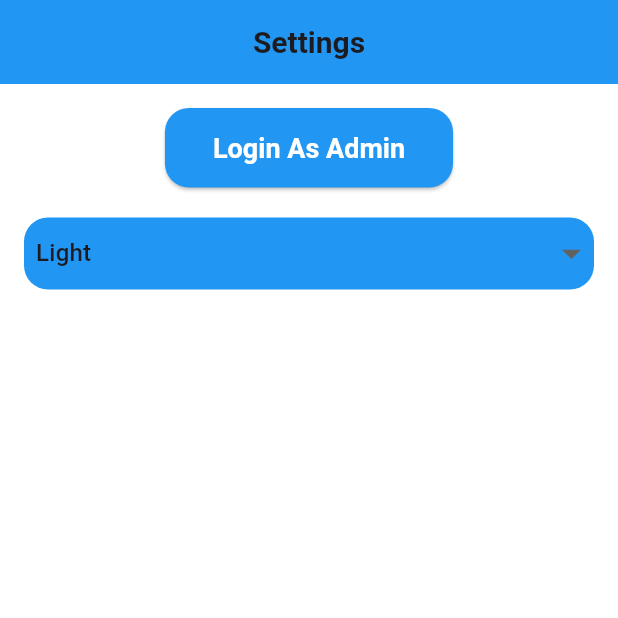
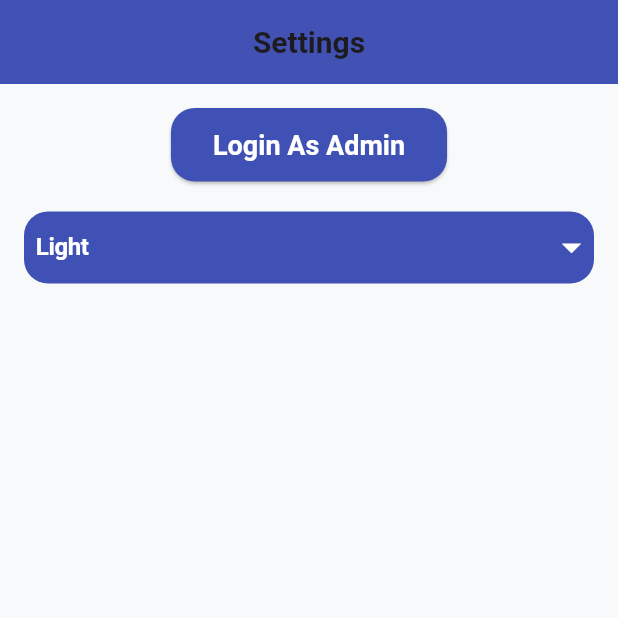
Before and after one commit to ZiyadSobhy/movie_app, a Flutter app: the Setting screen opened by its route, on a phone screen of 412 x 824 dp, the top half of it. Run offline on Flutter 3.47's test engine with Material 3 defaults, Android fonts, the phone set to English and light mode, and no system bars; our stand-ins replace image_picker.

Commit message:
final movie_app and edit something final ensaallah finallll

```diff
--- a/lib/config/theme/theme_manger.dart
+++ b/lib/config/theme/theme_manger.dart
@@ -2,17 +2,17 @@ import 'package:flutter/material.dart';
 
 class ThemeManger {
   static final ThemeData light = ThemeData(
-    primaryColor: Colors.blue,
-    scaffoldBackgroundColor: Colors.white,
+    primaryColor: Colors.indigo,
+    scaffoldBackgroundColor: const Color(0xFFF8F9FA),
     bottomNavigationBarTheme: BottomNavigationBarThemeData(
       type: BottomNavigationBarType.fixed,
       backgroundColor: Colors.white,
-      selectedItemColor: Colors.blue,
+      selectedItemColor: Colors.indigo,
       unselectedItemColor: Colors.grey,
       selectedLabelStyle: const TextStyle(
         fontSize: 14,
         fontWeight: FontWeight.bold,
-        color: Colors.blue,
+        color: Colors.indigo,
       ),
       unselectedLabelStyle: const TextStyle(
         fontSize: 14,
@@ -21,18 +21,18 @@ class ThemeManger {
     ),
     cardTheme: CardTheme(
       shape: RoundedRectangleBorder(borderRadius: BorderRadius.circular(12)),
-      elevation: 4,
+      elevation: 3,
       margin: const EdgeInsets.symmetric(horizontal: 12, vertical: 6),
       color: Colors.white,
     ),
     listTileTheme: const ListTileThemeData(
       contentPadding: EdgeInsets.all(8),
-      iconColor: Colors.red,
+      iconColor: Colors.amber,
       textColor: Colors.black,
       titleTextStyle: TextStyle(
         fontSize: 18,
         fontWeight: FontWeight.bold,
-        color: Colors.black,
+        color: Colors.black87,
       ),
       subtitleTextStyle: TextStyle(
         fontSize: 14,
@@ -40,43 +40,45 @@ class ThemeManger {
       ),
     ),
     textTheme: const TextTheme(
-      bodySmall: TextStyle(fontSize: 16, color: Colors.black),
+      displayLarge: TextStyle(fontSize: 16, fontWeight: FontWeight.bold, color: Colors.white),
+      bodySmall: TextStyle(fontSize: 16, color: Colors.black87),
       bodyLarge: TextStyle(fontSize: 24, fontWeight: FontWeight.bold, color: Colors.black),
       bodyMedium: TextStyle(fontSize: 18, fontWeight: FontWeight.bold, color: Colors.black),
       titleLarge: TextStyle(fontSize: 20, fontWeight: FontWeight.bold, color: Colors.black),
-      labelLarge: TextStyle(fontSize: 16, color: Colors.black),
+      labelLarge: TextStyle(fontSize: 16, color: Colors.black87),
     ),
     appBarTheme: const AppBarTheme(
-      backgroundColor: Colors.blue,
+      backgroundColor: Colors.indigo,
       centerTitle: true,
+      elevation: 2,
     ),
     elevatedButtonTheme: ElevatedButtonThemeData(
       style: ElevatedButton.styleFrom(
         foregroundColor: Colors.white,
-        backgroundColor: Colors.blue,
+        backgroundColor: Colors.indigo,
         textStyle: const TextStyle(fontSize: 18, fontWeight: FontWeight.bold),
-        padding: const EdgeInsets.symmetric(vertical: 16, horizontal: 32),
+        padding: const EdgeInsets.symmetric(vertical: 14, horizontal: 28),
         shape: RoundedRectangleBorder(borderRadius: BorderRadius.circular(16)),
       ),
     ),
     inputDecorationTheme: InputDecorationTheme(
-      labelStyle: const TextStyle(color: Colors.black, fontSize: 16),
+      labelStyle: const TextStyle(color: Colors.indigo, fontSize: 16),
       focusedBorder: OutlineInputBorder(
-        borderSide: const BorderSide(color: Colors.black, width: 1.0),
+        borderSide: const BorderSide(color: Colors.indigo, width: 1.0),
         borderRadius: BorderRadius.circular(12),
       ),
       enabledBorder: OutlineInputBorder(
-        borderSide: const BorderSide(color: Colors.black, width: 1.0),
+        borderSide: const BorderSide(color: Colors.grey, width: 1.0),
         borderRadius: BorderRadius.circular(12),
       ),
     ),
     checkboxTheme: CheckboxThemeData(
       shape: RoundedRectangleBorder(borderRadius: BorderRadius.circular(4)),
-      fillColor: WidgetStateProperty.all(Colors.blue),
+      fillColor: WidgetStateProperty.all(Colors.indigo),
       checkColor: WidgetStateProperty.all(Colors.white),
     ),
     floatingActionButtonTheme: FloatingActionButtonThemeData(
-      backgroundColor: Colors.blue,
+      backgroundColor: Colors.indigo,
       foregroundColor: Colors.white,
       shape: RoundedRectangleBorder(borderRadius: BorderRadius.circular(16)),
     ),
@@ -84,17 +86,17 @@ class ThemeManger {
 
   static final ThemeData dark = ThemeData(
     brightness: Brightness.dark,
-    primaryColor: Colors.tealAccent,
+    primaryColor: Colors.deepPurpleAccent,
     scaffoldBackgroundColor: const Color(0xFF121212),
     bottomNavigationBarTheme: BottomNavigationBarThemeData(
       type: BottomNavigationBarType.fixed,
-      backgroundColor: const Color(0xFF1F1F1F),
-      selectedItemColor: Colors.tealAccent,
+      backgroundColor: const Color(0xFF1E1E1E),
+      selectedItemColor: Colors.amberAccent,
       unselectedItemColor: Colors.grey,
       selectedLabelStyle: const TextStyle(
         fontSize: 14,
         fontWeight: FontWeight.bold,
-        color: Colors.tealAccent,
+        color: Colors.amberAccent,
       ),
       unselectedLabelStyle: const TextStyle(
         fontSize: 14,
@@ -103,13 +105,13 @@ class ThemeManger {
     ),
     cardTheme: CardTheme(
       shape: RoundedRectangleBorder(borderRadius: BorderRadius.circular(12)),
-      elevation: 4,
+      elevation: 3,
       margin: const EdgeInsets.symmetric(horizontal: 12, vertical: 6),
-      color: const Color(0xFF1E1E1E),
+      color: const Color(0xFF1F1F1F),
     ),
     listTileTheme: const ListTileThemeData(
       contentPadding: EdgeInsets.all(8),
-      iconColor: Colors.tealAccent,
+      iconColor: Colors.amberAccent,
       textColor: Colors.white,
       titleTextStyle: TextStyle(
         fontSize: 18,
@@ -122,6 +124,7 @@ class ThemeManger {
       ),
     ),
     textTheme: const TextTheme(
+      displayLarge: TextStyle(fontSize: 16, fontWeight: FontWeight.bold, color: Colors.black),
       bodySmall: TextStyle(fontSize: 16, color: Colors.white70),
       bodyLarge: TextStyle(fontSize: 24, fontWeight: FontWeight.bold, color: Colors.white),
       bodyMedium: TextStyle(fontSize: 18, fontWeight: FontWeight.bold, color: Colors.white),
@@ -129,22 +132,23 @@ class ThemeManger {
       labelLarge: TextStyle(fontSize: 16, color: Colors.white),
     ),
     appBarTheme: const AppBarTheme(
-      backgroundColor: Color(0xFF1F1F1F),
+      backgroundColor: Color(0xFF1E1E1E),
       centerTitle: true,
+      elevation: 2,
     ),
     elevatedButtonTheme: ElevatedButtonThemeData(
       style: ElevatedButton.styleFrom(
         foregroundColor: Colors.black,
-        backgroundColor: Colors.tealAccent,
+        backgroundColor: Colors.amberAccent,
         textStyle: const TextStyle(fontSize: 18, fontWeight: FontWeight.bold),
-        padding: const EdgeInsets.symmetric(vertical: 16, horizontal: 32),
+        padding: const EdgeInsets.symmetric(vertical: 14, horizontal: 28),
         shape: RoundedRectangleBorder(borderRadius: BorderRadius.circular(16)),
       ),
     ),
     inputDecorationTheme: InputDecorationTheme(
-      labelStyle: const TextStyle(color: Colors.white, fontSize: 16),
+      labelStyle: const TextStyle(color: Colors.amberAccent, fontSize: 16),
       focusedBorder: OutlineInputBorder(
-        borderSide: const BorderSide(color: Colors.tealAccent, width: 1.0),
+        borderSide: const BorderSide(color: Colors.amberAccent, width: 1.0),
         borderRadius: BorderRadius.circular(12),
       ),
       enabledBorder: OutlineInputBorder(
@@ -154,11 +158,11 @@ class ThemeManger {
     ),
     checkboxTheme: CheckboxThemeData(
       shape: RoundedRectangleBorder(borderRadius: BorderRadius.circular(4)),
-      fillColor: WidgetStateProperty.all(Colors.tealAccent),
+      fillColor: WidgetStateProperty.all(Colors.amberAccent),
       checkColor: WidgetStateProperty.all(Colors.black),
     ),
     floatingActionButtonTheme: FloatingActionButtonThemeData(
-      backgroundColor: Colors.tealAccent,
+      backgroundColor: Colors.amberAccent,
       foregroundColor: Colors.black,
       shape: RoundedRectangleBorder(borderRadius: BorderRadius.circular(16)),
     ),
--- a/lib/core/routes/route_manger.dart
+++ b/lib/core/routes/route_manger.dart
@@ -6,7 +6,6 @@ import '../../presentation/main_layout/favorites_page/favorites_page.dart';
 import '../../presentation/main_layout/main_layout.dart';
 import '../../presentation/main_layout/movie_details_page/movie_details_page.dart';
 import '../../presentation/main_layout/search_page/search_page.dart';
-import '../../presentation/main_layout/setting/admin/add_movie/add_movie.dart';
 import '../../presentation/main_layout/setting/admin/add_movie/movie_model.dart';
 import '../../presentation/main_layout/setting/admin/admin_dashboard.dart';
 import '../../presentation/main_layout/setting/admin/login_as_admin.dart';
@@ -45,8 +44,7 @@ class RouterManger {
           return MaterialPageRoute(builder: (_) => LoginAsAdmin());
       case adminDashboard:
         return MaterialPageRoute(builder: (_) =>  AdminDashboard());
-        case addMovie:
-        return MaterialPageRoute(builder: (_) =>  const AddMovie());
+
         case movieModel:
           return MaterialPageRoute(builder: (_) =>   MovieModel());
       default:
--- a/lib/presentation/main_layout/all_movies_page/all_movies_page.dart
+++ b/lib/presentation/main_layout/all_movies_page/all_movies_page.dart
@@ -13,7 +13,7 @@ class AllMoviesPage extends StatelessWidget {
     return Scaffold(
       appBar: AppBar(
         title: const Text('All Movies'),
-        automaticallyImplyLeading: false,
+         automaticallyImplyLeading: false,
       ),
       body: ListView.builder(
         itemCount: movie.length,
--- a/lib/presentation/main_layout/main_layout.dart
+++ b/lib/presentation/main_layout/main_layout.dart
@@ -19,7 +19,7 @@ class _MainLayoutState extends State<MainLayout> {
   Widget build(BuildContext context) {
     List<Widget> pages = [
       AllMoviesPage(),
-      const FavoritesPage(),
+      FavoritesPage(),
       SearchPage(),
       Setting(),
     ];
--- a/lib/presentation/main_layout/setting/admin/add_movie/add_movie.dart
+++ /dev/null
@@ -1,27 +0,0 @@
-import 'package:flutter/material.dart';
-import '../../../../../core/routes/route_manger.dart';
-
-class AddMovie extends StatelessWidget {
-  const AddMovie({super.key});
-
-  @override
-  Widget build(BuildContext context) {
-    return Scaffold(
-      appBar: AppBar(
-        title: const Text('Add Movie'),
-
-        leading: IconButton(
-          icon: const Icon(Icons.arrow_back),
-          onPressed: () {
-            Navigator.pop(context);
-          },
-        ),
-      ),
-      body: Center(
-        child: ElevatedButton(onPressed: (){
-          Navigator.pushNamed(context, RouterManger.movieModel);
-        }, child: Text('Add Movie')),
-      )
-    );
-  }
-}
--- a/lib/presentation/main_layout/setting/admin/add_movie/movie_model.dart
+++ b/lib/presentation/main_layout/setting/admin/add_movie/movie_model.dart
@@ -34,8 +34,8 @@ class _MovieModelState extends State<MovieModel> {
     final configProvider = Provider.of<ConfigProvider>(context, listen: false);
     final title = titleController.text.trim();
     final desc = descriptionController.text.trim();
-    final ratingText = ratingController.text.trim();
-// try ensure this value is good to use
+    final ratingText = ratingController.text;
+    // try ensure this value is good to use
     double? rating = double.tryParse(ratingText);
     setState(() {
       ratingError = null;
@@ -63,9 +63,12 @@ class _MovieModelState extends State<MovieModel> {
       Navigator.pop(context);
     } else {
       ScaffoldMessenger.of(context).showSnackBar(
-        const SnackBar(
+        SnackBar(
+          backgroundColor: Theme.of(context).primaryColor,
+
           content: Text(
             "Please fill all fields and ensure the movie doesn't already exist.",
+            style: Theme.of(context).textTheme.displayLarge,
           ),
         ),
       );
--- a/lib/presentation/main_layout/setting/admin/admin_dashboard.dart
+++ b/lib/presentation/main_layout/setting/admin/admin_dashboard.dart
@@ -21,7 +21,7 @@ class AdminDashboard extends StatelessWidget {
       ),
       floatingActionButton: FloatingActionButton(
         onPressed: ()  {
-          Navigator.pushNamed(context, RouterManger.addMovie);
+          Navigator.pushNamed(context, RouterManger.movieModel);
         },
         child: const Icon(Icons.add),
       ),
--- a/lib/presentation/main_layout/setting/admin/login_as_admin.dart
+++ b/lib/presentation/main_layout/setting/admin/login_as_admin.dart
@@ -59,8 +59,8 @@ class _LoginAsAdminState extends State<LoginAsAdmin> {
 
   loginAsAdmin() {
     // Implement your login logic here
-    String username = usernameController.text;
-    String password = passwordController.text;
+    String username = usernameController.text; //admin
+    String password = passwordController.text; // 1234
 
     if (username == 'admin' && password == '1234') {
        Navigator.pushNamed(context, RouterManger.adminDashboard);
--- a/lib/presentation/main_layout/setting/setting.dart
+++ b/lib/presentation/main_layout/setting/setting.dart
@@ -35,11 +35,16 @@ class Setting extends StatelessWidget {
             const SizedBox(height: 20),
             Container(
               decoration: BoxDecoration(
-                color: Theme.of(context).primaryColor,
+                color:
+                    Theme.of(
+                      context,
+                    ).bottomNavigationBarTheme.selectedItemColor,
                 borderRadius: BorderRadius.circular(16),
               ),
 
               child: DropdownButton<String>(
+                icon: const Icon(Icons.arrow_drop_down ,color: Colors.white),
+               dropdownColor: Theme.of(context).bottomNavigationBarTheme.selectedItemColor,
                 underline: SizedBox(),
                 isExpanded: true,
                 iconSize: 30,
@@ -50,7 +55,10 @@ class Setting extends StatelessWidget {
                         value: value,
                         child: Padding(
                           padding: const EdgeInsets.all(8.0),
-                          child: Text(value),
+                          child: Text(
+                            value,
+                            style: Theme.of(context).textTheme.displayLarge,
+                          ),
                         ),
                       );
                     }).toList(),
--- a/lib/presentation/main_layout/widgets/card_move.dart
+++ b/lib/presentation/main_layout/widgets/card_move.dart
@@ -33,6 +33,7 @@ class _CardMoveState extends State<CardMove> {
             child: ClipRRect(
               borderRadius: BorderRadius.circular(8),
               child:
+                  // Unable to load asset: "/data/user/0/com.example.movie_app/cache/..."
                   widget.movieDm.imageUrl.contains("/data/")
                       ? Image.file(
                         File(widget.movieDm.imageUrl),
```
Also changed, not shown: lib/provider/config_provider.dart (+7 -4 lines).
